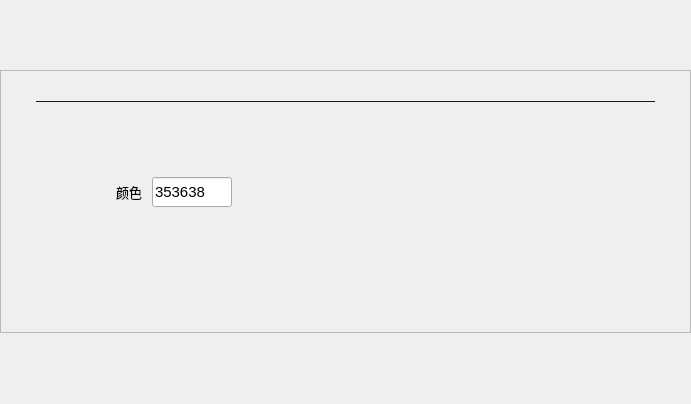
This is btntwoslider.ui in breaveSun/central_control as Qt 5 draws it before an edit. The edited form follows.
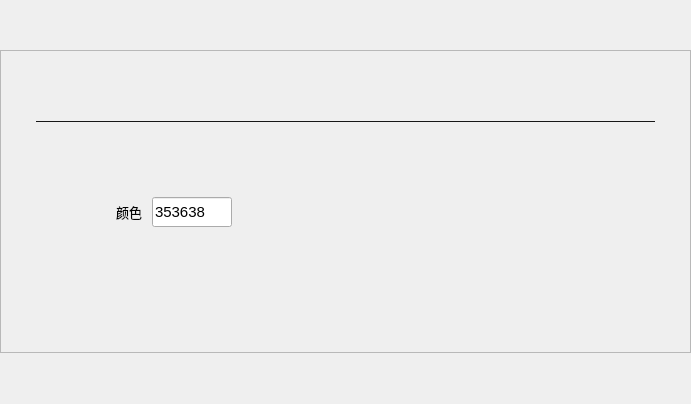
This is the edited form. Custom widgets are drawn as their Qt base class.

Patch:
```diff
--- a/btntwoslider.ui
+++ b/btntwoslider.ui
@@ -83,7 +83,7 @@
       <item>
        <widget class="QWidget" name="lightTitleList" native="true">
         <property name="sizePolicy">
-         <sizepolicy hsizetype="Expanding" vsizetype="Minimum">
+         <sizepolicy hsizetype="Expanding" vsizetype="Maximum">
           <horstretch>0</horstretch>
           <verstretch>0</verstretch>
          </sizepolicy>
@@ -108,13 +108,13 @@
           <number>20</number>
          </property>
          <property name="topMargin">
-          <number>0</number>
+          <number>20</number>
          </property>
          <property name="rightMargin">
           <number>20</number>
          </property>
          <property name="bottomMargin">
-          <number>0</number>
+          <number>20</number>
          </property>
          <item>
           <widget class="titleIcon" name="lightTitle" native="true">
@@ -179,7 +179,7 @@
       <item>
        <widget class="QWidget" name="lightSet" native="true">
         <property name="sizePolicy">
-         <sizepolicy hsizetype="Expanding" vsizetype="Expanding">
+         <sizepolicy hsizetype="Expanding" vsizetype="Maximum">
           <horstretch>0</horstretch>
           <verstretch>0</verstretch>
          </sizepolicy>
@@ -243,11 +243,17 @@
          <item>
           <widget class="QWidget" name="widget_5" native="true">
            <property name="sizePolicy">
-            <sizepolicy hsizetype="Expanding" vsizetype="Expanding">
+            <sizepolicy hsizetype="Expanding" vsizetype="Maximum">
              <horstretch>0</horstretch>
              <verstretch>0</verstretch>
             </sizepolicy>
            </property>
+           <property name="minimumSize">
+            <size>
+             <width>0</width>
+             <height>0</height>
+            </size>
+           </property>
            <layout class="QVBoxLayout" name="verticalLayout_2">
             <property name="spacing">
              <number>15</number>
```
Left out of the diff: 4 changed lines with no effect on the pictures.
